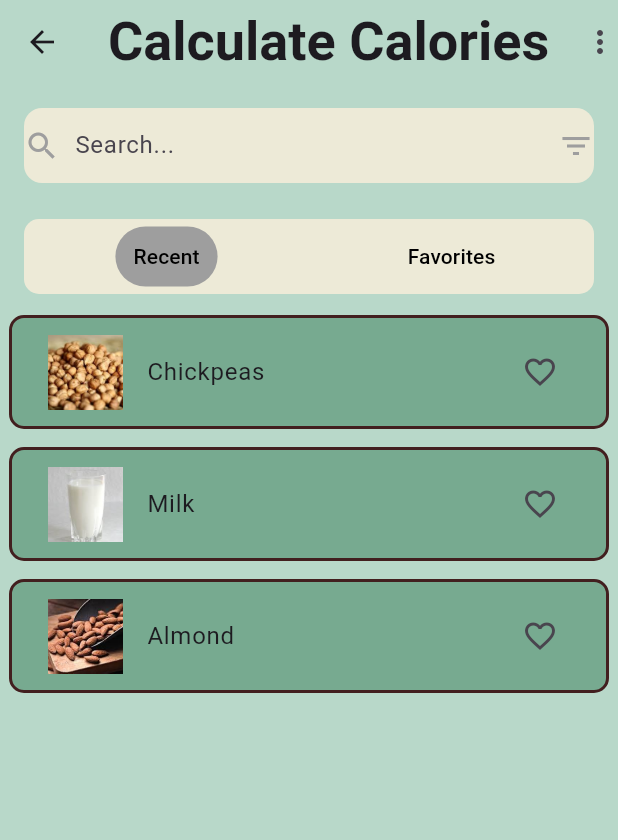
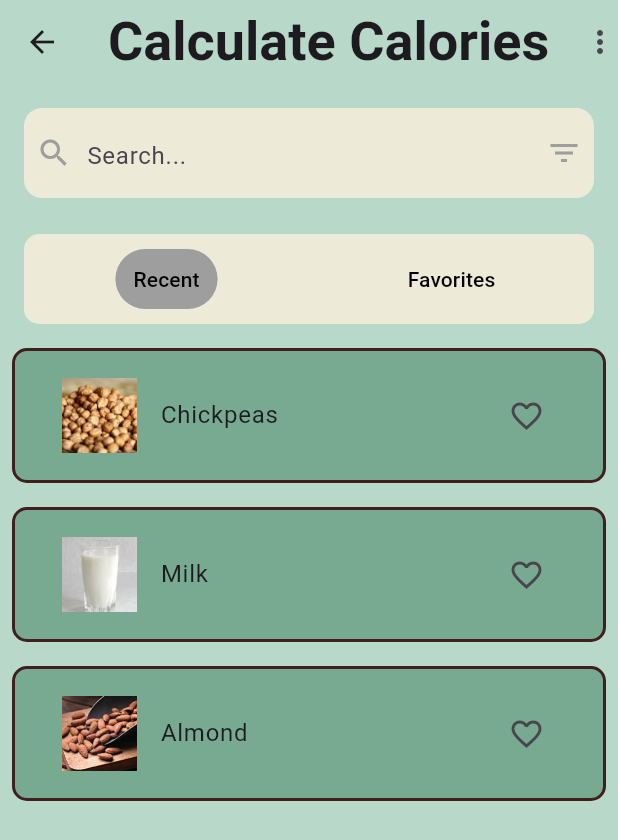
Before and after one commit to Shrijana1029/fitnessapp, a Flutter app: the BreakFast screen opened directly, on a phone screen of 412 x 824 dp. Shown: the top 840 px of the screen. Run offline on Flutter 3.47's test engine with Material 3 defaults, Android fonts, the phone set to English and light mode, and no system bars; our stand-ins replace another_carousel_pro, awesome_notifications, cloud_firestore, firebase_auth, firebase_core, fl_chart and 5 more; accounts and stored records are empty.

Commit message:
sauj : Redisgn of foodlist

```diff
--- a/lib/screens/breakfast_page.dart
+++ b/lib/screens/breakfast_page.dart
@@ -32,7 +32,9 @@ class _BreakFastState extends State<BreakFast> {
           Padding(
             padding: const EdgeInsets.all(16.0),
             child: Container(
-              height: 50,
+              height: 60,
+              child: Container(
+                padding: EdgeInsets.all(8),
                 decoration: BoxDecoration(
                   color: Theme.of(context).primaryColorLight,
                   borderRadius: BorderRadius.circular(12),
@@ -55,9 +57,10 @@ class _BreakFastState extends State<BreakFast> {
                 ),
               ),
             ),
+          ),
           //////////////////RECENT AND FAVORITES///////////
           Container(
-            height: 50,
+            height: 60,
             margin: const EdgeInsets.symmetric(horizontal: 16, vertical: 8),
             decoration: BoxDecoration(
               color: Theme.of(context).primaryColorLight,
@@ -110,7 +113,7 @@ class _BreakFastState extends State<BreakFast> {
               itemBuilder: (context, index) {
                 final food = foods[index];
                 return Padding(
-                  padding: const EdgeInsets.all(6.0),
+                  padding: const EdgeInsets.all(8.0),
                   child: Container(
                     decoration: BoxDecoration(
                       color: const Color.fromARGB(255, 119, 170, 144),
@@ -121,7 +124,7 @@ class _BreakFastState extends State<BreakFast> {
                       borderRadius: BorderRadius.circular(10), // Add this line
                     ),
                     child: Container(
-                      padding: const EdgeInsets.all(8),
+                      padding: const EdgeInsets.all(15),
                       child: ListTile(
                         leading: Container(
                           decoration: BoxDecoration(
```
Lines whose indentation alone changed are shown as unchanged.
